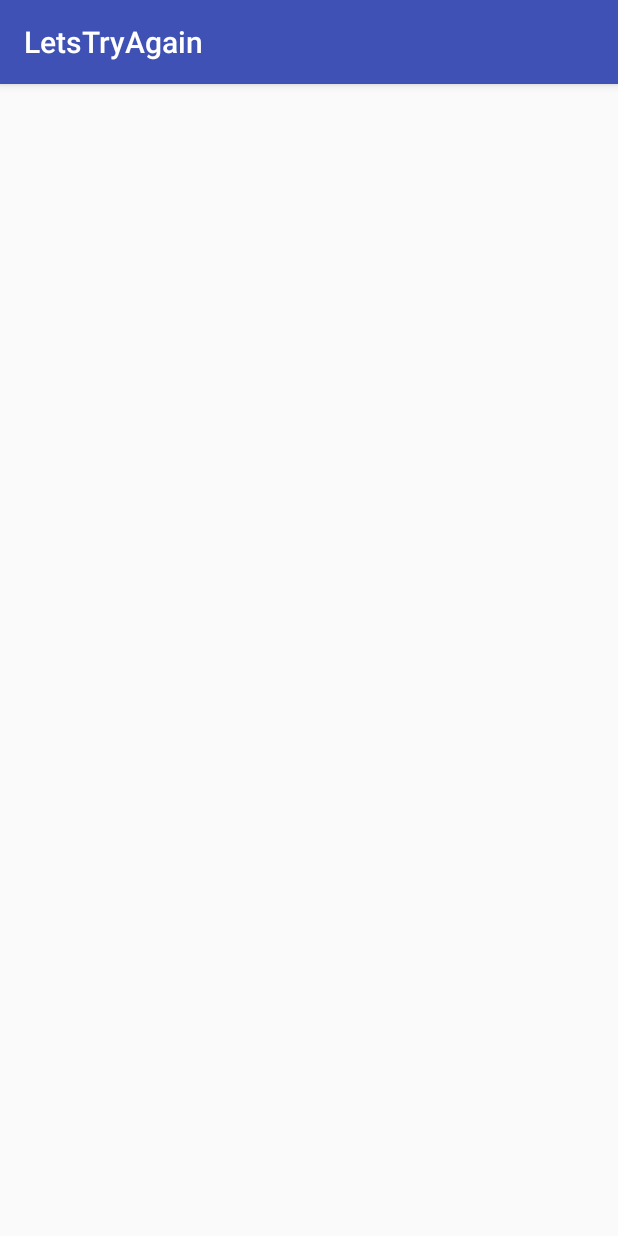
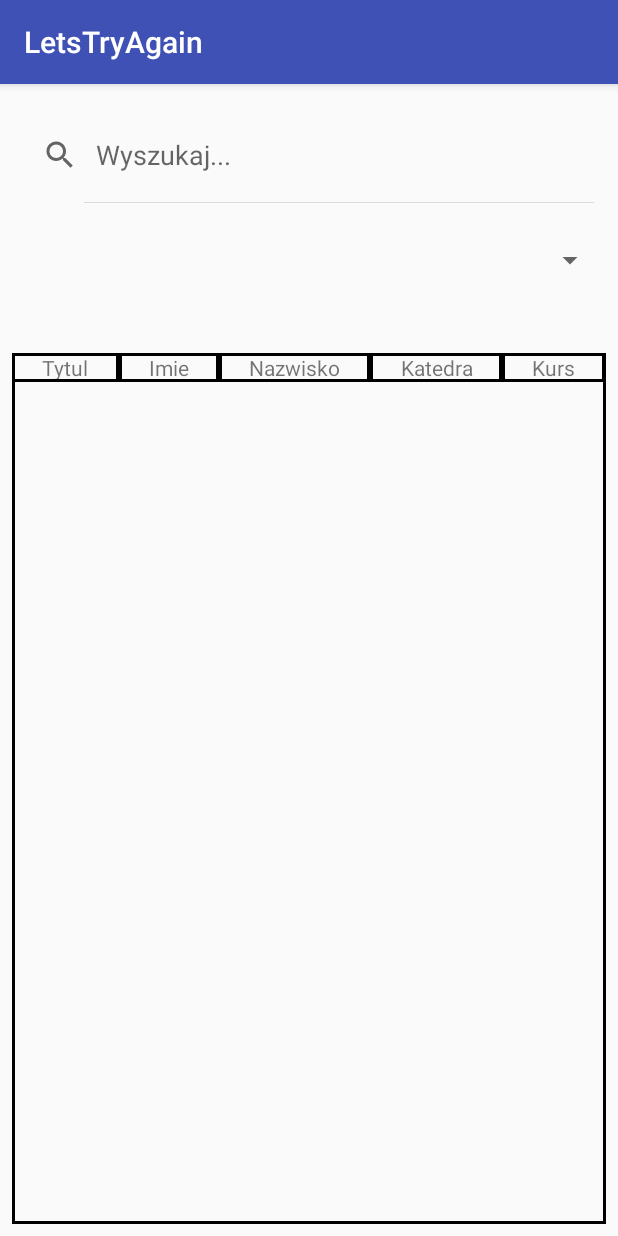
Before and after one commit to N4drill/LetTryAgain, an Android app: the Professors_Table_Activity screen opened directly, with no data from a screen before it, on a phone screen of 412 x 824 dp. Run offline under Robolectric (Android 15) with nearby library versions, the phone set to English and light mode, and no system bars.

Commit message:
Layout for professors_table

```diff
--- a/app/build.gradle
+++ b/app/build.gradle
@@ -22,7 +22,11 @@ dependencies {
     implementation fileTree(dir: 'libs', include: ['*.jar'])
     implementation 'com.android.support:appcompat-v7:26.1.0'
     implementation 'com.android.support.constraint:constraint-layout:1.0.2'
+    implementation 'com.android.support:support-v4:26.1.0'
     testImplementation 'junit:junit:4.12'
     androidTestImplementation 'com.android.support.test:runner:1.0.1'
     androidTestImplementation 'com.android.support.test.espresso:espresso-core:3.0.1'
+
+    compile 'com.jakewharton:butterknife:8.8.1'
+    annotationProcessor 'com.jakewharton:butterknife-compiler:8.8.1'
 }
--- a/app/src/main/java/com/example/pawel/letstryagain/Interfaces/I_Main_Presenter.java
+++ b/app/src/main/java/com/example/pawel/letstryagain/Interfaces/I_Main_Presenter.java
@@ -1,8 +1,11 @@
 package com.example.pawel.letstryagain.Interfaces;
+
+import android.content.Context;
 
 /**
  * Created by Paweł on 18.01.2018.
  */
 
 public interface I_Main_Presenter {
+    void onButtonClick(Context self, Class destination);
 }
--- a/app/src/main/java/com/example/pawel/letstryagain/Interfaces/I_Professors_Table_Presenter.java
+++ b/app/src/main/java/com/example/pawel/letstryagain/Interfaces/I_Professors_Table_Presenter.java
@@ -5,4 +5,6 @@ package com.example.pawel.letstryagain.Interfaces;
  */
 
 public interface I_Professors_Table_Presenter {
+
+
 }
--- a/app/src/main/java/com/example/pawel/letstryagain/Presenter/Main_Presenter.java
+++ b/app/src/main/java/com/example/pawel/letstryagain/Presenter/Main_Presenter.java
@@ -1,4 +1,8 @@
 package com.example.pawel.letstryagain.Presenter;
+
+import android.content.Context;
+import android.content.Intent;
+import android.widget.Toast;
 
 import com.example.pawel.letstryagain.Interfaces.I_Main_Presenter;
 
@@ -7,4 +11,12 @@ import com.example.pawel.letstryagain.Interfaces.I_Main_Presenter;
  */
 
 public class Main_Presenter implements I_Main_Presenter{
+
+
+    @Override
+    public void onButtonClick(Context self , Class destination) {
+        Intent intent = new Intent(self, destination);
+        Toast.makeText(self, "Success" , Toast.LENGTH_SHORT).show(); // test
+        self.startActivity(intent);
+    }
 }
--- a/app/src/main/java/com/example/pawel/letstryagain/Views/MainActivity.java
+++ b/app/src/main/java/com/example/pawel/letstryagain/Views/MainActivity.java
@@ -1,15 +1,52 @@
 package com.example.pawel.letstryagain.Views;
 
+import android.content.Context;
+import android.content.Intent;
 import android.support.v7.app.AppCompatActivity;
 import android.os.Bundle;
+import android.view.View;
+import android.widget.Button;
+import android.widget.TextView;
 
+import com.example.pawel.letstryagain.Interfaces.I_Main_Presenter;
+import com.example.pawel.letstryagain.Presenter.Main_Presenter;
 import com.example.pawel.letstryagain.R;
 
+import butterknife.BindView;
+import butterknife.ButterKnife;
+import butterknife.OnClick;
+
 public class MainActivity extends AppCompatActivity {
+
+    Main_Presenter main_presenter;
 
     @Override
     protected void onCreate(Bundle savedInstanceState) {
         super.onCreate(savedInstanceState);
         setContentView(R.layout.activity_main);
+        ButterKnife.bind(this);
+
+        main_presenter = new Main_Presenter();
+
     }
+    //-------------------------BindViews----------------------------
+
+        @BindView(R.id.Sprawy_button) Button sprawy_button;
+        @BindView(R.id.Przegladaj_prowadzacych_button) Button przegladaj_prowadzacych_button;
+        @BindView(R.id.Przegladaj_sale_button) Button przegladaj_sale_button;
+        @BindView(R.id.O_Autorze_button) Button o_autorze_button;
+    //--------------------------------------------------------------
+
+    @OnClick(R.id.Przegladaj_prowadzacych_button)
+    public void przegladaj_prowadzacych_button_click(View view)
+    {
+        main_presenter.onButtonClick(this, Professors_Table_Activity.class);
+    }
+
+    @OnClick(R.id.Sprawy_button)
+    public void sprawy_button_click(View view)
+    {
+        main_presenter.onButtonClick(this, Application_List_Activity.class);
+    }
+
 }
--- /dev/null
+++ b/app/src/main/java/com/example/pawel/letstryagain/Views/Professors_Table_Fragments/Professors_Table_SearchView_Fragment.java
@@ -0,0 +1,21 @@
+package com.example.pawel.letstryagain.Views.Professors_Table_Fragments;
+
+import android.content.Context;
+import android.net.Uri;
+import android.os.Bundle;
+import android.support.annotation.Nullable;
+import android.support.v4.app.Fragment;
+import android.view.LayoutInflater;
+import android.view.View;
+import android.view.ViewGroup;
+
+import com.example.pawel.letstryagain.R;
+
+public class Professors_Table_SearchView_Fragment extends Fragment {
+    @Nullable
+    @Override
+    public View onCreateView(LayoutInflater inflater, @Nullable ViewGroup container, @Nullable Bundle savedInstanceState) {
+        View view = inflater.inflate(R.layout.fragment_professors_table_search_view, container, false);
+        return view;
+    }
+}
--- /dev/null
+++ b/app/src/main/java/com/example/pawel/letstryagain/Views/Professors_Table_Fragments/Professors_Table_TableView_Fragment.java
@@ -0,0 +1,23 @@
+package com.example.pawel.letstryagain.Views.Professors_Table_Fragments;
+
+import android.os.Bundle;
+import android.support.annotation.Nullable;
+import android.support.v4.app.Fragment;
+import android.view.LayoutInflater;
+import android.view.View;
+import android.view.ViewGroup;
+
+import com.example.pawel.letstryagain.R;
+
+/**
+ * Created by Paweł on 20.01.2018.
+ */
+
+public class Professors_Table_TableView_Fragment extends Fragment {
+    @Nullable
+    @Override
+    public View onCreateView(LayoutInflater inflater, @Nullable ViewGroup container, @Nullable Bundle savedInstanceState) {
+        View view = inflater.inflate(R.layout.fragment_professors_table_table_view,container,false);
+        return view;
+    }
+}
--- a/app/src/main/res/layout/activity_main.xml
+++ b/app/src/main/res/layout/activity_main.xml
@@ -76,7 +76,7 @@
         app:layout_constraintTop_toBottomOf="@+id/Przegladaj_prowadzacych_button" />
 
     <Button
-        android:id="@+id/O_Autorze"
+        android:id="@+id/O_Autorze_button"
         android:layout_width="0dp"
         android:layout_height="wrap_content"
         android:layout_marginEnd="32dp"
--- a/app/src/main/res/layout/activity_professors_table.xml
+++ b/app/src/main/res/layout/activity_professors_table.xml
@@ -6,4 +6,45 @@
     android:layout_height="match_parent"
     tools:context="com.example.pawel.letstryagain.Views.Professors_Table_Activity">
 
+    <fragment
+        android:id="@+id/search_bar_fragment"
+        android:name="com.example.pawel.letstryagain.Views.Professors_Table_Fragments.Professors_Table_SearchView_Fragment"
+        android:layout_width="0dp"
+        android:layout_height="63dp"
+        android:layout_marginEnd="8dp"
+        android:layout_marginStart="8dp"
+        android:layout_marginTop="16dp"
+        app:layout_constraintEnd_toEndOf="parent"
+        app:layout_constraintStart_toStartOf="parent"
+        app:layout_constraintTop_toTopOf="parent"
+        tools:layout="@layout/fragment_professors_table_search_view" />
+
+    <Spinner
+        android:id="@+id/spinner_bar"
+        android:layout_width="0dp"
+        android:layout_height="60dp"
+        android:layout_marginEnd="8dp"
+        android:layout_marginStart="8dp"
+        android:layout_marginTop="8dp"
+        app:layout_constraintEnd_toEndOf="parent"
+        app:layout_constraintStart_toStartOf="parent"
+        app:layout_constraintTop_toBottomOf="@+id/search_bar_fragment"
+        android:tooltipText="Wyszukaj w..."
+
+       />
+
+    <fragment
+        android:id="@+id/table_fragment"
+        android:name="com.example.pawel.letstryagain.Views.Professors_Table_Fragments.Professors_Table_TableView_Fragment"
+        android:layout_width="0dp"
+        android:layout_height="0dp"
+        android:layout_marginBottom="8dp"
+        android:layout_marginEnd="8dp"
+        android:layout_marginStart="8dp"
+        android:layout_marginTop="32dp"
+        app:layout_constraintBottom_toBottomOf="parent"
+        app:layout_constraintEnd_toEndOf="parent"
+        app:layout_constraintStart_toStartOf="parent"
+        app:layout_constraintTop_toBottomOf="@+id/spinner_bar"
+        tools:layout="@layout/fragment_professors_table_table_view" />
 </android.support.constraint.ConstraintLayout>
--- /dev/null
+++ b/app/src/main/res/layout/fragment_professors_table_search_view.xml
@@ -0,0 +1,15 @@
+<SearchView xmlns:android="http://schemas.android.com/apk/res/android"
+    xmlns:tools="http://schemas.android.com/tools"
+    android:layout_width="match_parent"
+    android:layout_height="match_parent"
+    tools:context="com.example.pawel.letstryagain.Views.Professors_Table_Fragments.Professors_Table_SearchView_Fragment"
+    android:queryHint="@string/search_bar_default_text"
+    android:iconifiedByDefault="false"
+
+
+    >
+
+
+
+
+</SearchView>
--- /dev/null
+++ b/app/src/main/res/layout/fragment_professors_table_table_view.xml
@@ -0,0 +1,59 @@
+<?xml version="1.0" encoding="utf-8"?>
+<TableLayout
+    xmlns:android="http://schemas.android.com/apk/res/android"
+    android:layout_width="match_parent"
+    android:layout_height="match_parent"
+    android:background="@drawable/background_border"
+    android:stretchColumns="0,1,2,3,4">
+
+    <TableRow>
+
+
+        <TextView
+            android:id="@+id/textView"
+            android:layout_width="wrap_content"
+            android:layout_height="wrap_content"
+            android:text="Tytul"
+            android:gravity="center_horizontal"
+            android:background="@drawable/background_border"
+            />
+
+
+        <TextView
+            android:id="@+id/textView2"
+            android:layout_width="wrap_content"
+            android:layout_height="wrap_content"
+            android:text="Imie"
+            android:gravity="center_horizontal"
+            android:background="@drawable/background_border"
+            />
+
+        <TextView
+            android:id="@+id/textView3"
+            android:layout_width="wrap_content"
+            android:layout_height="wrap_content"
+            android:text="Nazwisko"
+            android:gravity="center_horizontal"
+            android:background="@drawable/background_border"
+            />
+
+        <TextView
+            android:id="@+id/textView4"
+            android:layout_width="wrap_content"
+            android:layout_height="wrap_content"
+            android:text="Katedra"
+            android:gravity="center_horizontal"
+            android:background="@drawable/background_border"
+            />
+
+        <TextView
+            android:id="@+id/textView5"
+            android:layout_width="wrap_content"
+            android:layout_height="wrap_content"
+            android:text="Kurs"
+            android:gravity="center_horizontal"
+            android:background="@drawable/background_border"
+           />
+    </TableRow>
+
+</TableLayout>
--- a/app/src/main/res/values/colors.xml
+++ b/app/src/main/res/values/colors.xml
@@ -3,4 +3,5 @@
     <color name="colorPrimary">#3F51B5</color>
     <color name="colorPrimaryDark">#303F9F</color>
     <color name="colorAccent">#FF4081</color>
+    <color name="borderColor">#000</color>
 </resources>
--- a/app/src/main/res/values/strings.xml
+++ b/app/src/main/res/values/strings.xml
@@ -4,4 +4,8 @@
     <string name="przegladaj_prowadzacych_button_text">Przegladaj prowadzacych</string>
     <string name="przegladaj_sale_button_text">Przegladaj sale</string>
     <string name="o_autorze_button_text">O Autorze</string>
+
+    <!-- TODO: Remove or change this placeholder text -->
+    <string name="hello_blank_fragment">Hello blank fragment</string>
+    <string name="search_bar_default_text">Wyszukaj...</string>
 </resources>
```
